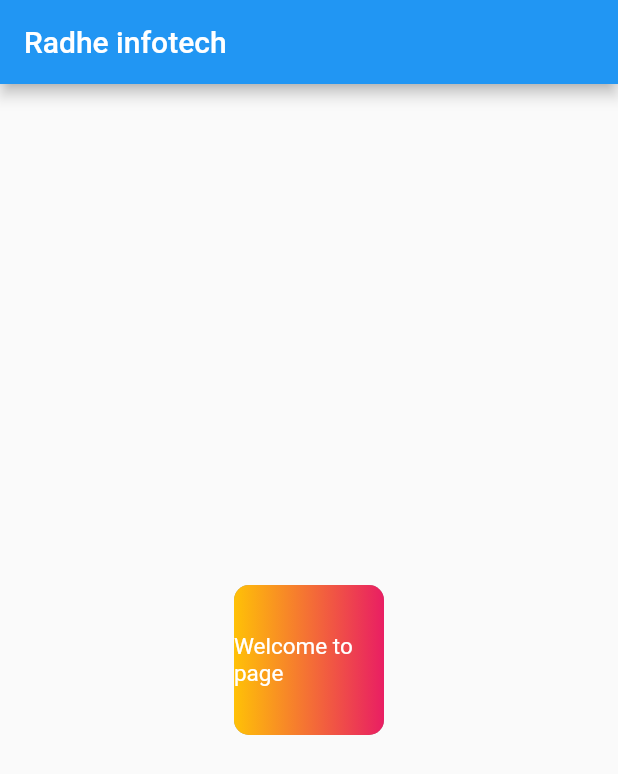
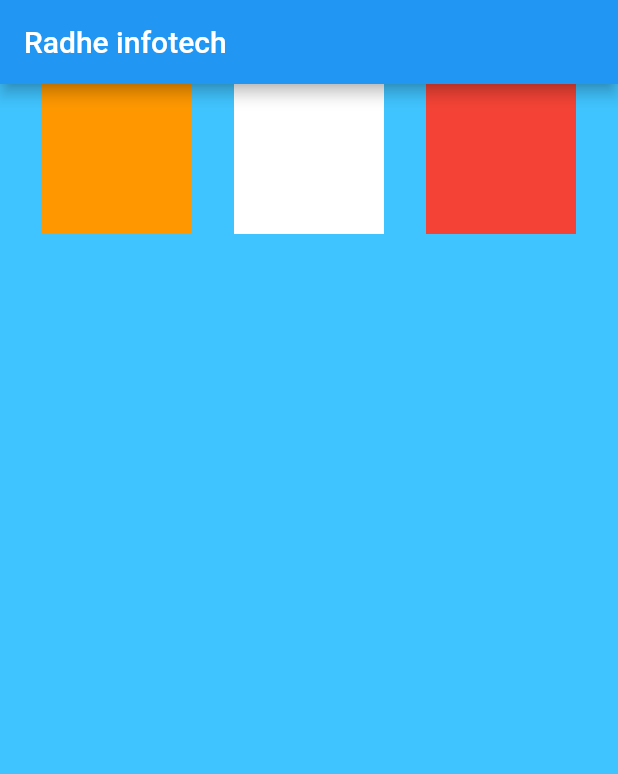
Before and after one commit to nikhil0667/flutter_application_1, a Flutter app: the screen it shows after launch, on a phone screen of 412 x 824 dp. Shown: the top 774 px of the screen. Run offline on Flutter 3.47's test engine with Material 2 defaults, Android fonts, the phone set to English and light mode, and no system bars.

Commit message:
Ch-2 Complete

```diff
--- a/lib/main.dart
+++ b/lib/main.dart
@@ -1,3 +1,4 @@
+import 'package:flutter/gestures.dart';
 import 'package:flutter/material.dart';
 
 void main(List<String> args) {
@@ -16,31 +17,32 @@ class Homepage extends StatelessWidget {
       appBar: AppBar(
         title: const Text("Radhe infotech"),
       ),
+      backgroundColor: Colors.lightBlueAccent,
       // ignore: avoid_unnecessary_containers
-      body: Center(
-        child: Container(
-          alignment: Alignment.center,
-          // color: const Color.fromARGB(255, 16, 129, 182),
-          height: 100,
-          width: 100,
-          decoration: BoxDecoration(
-              borderRadius: BorderRadius.circular(10),
-              boxShadow: [
-                BoxShadow(
-                  color: Colors.black38,
-                )
-              ],
-              gradient: LinearGradient(colors: [Colors.amber, Colors.pink])),
-          child:const Text(
-            "Welcome to page",
-
-            style: TextStyle(
+      body: Row(
+          mainAxisAlignment: MainAxisAlignment.spaceEvenly,
+          crossAxisAlignment: CrossAxisAlignment.center,
+          children:<Widget> [
+            Container(
+              padding: const EdgeInsets.all(10),
+              width: 100,
+              height: 100,
+              color: Colors.orange,
+            ),
+            Container(
+              padding: const EdgeInsets.all(10),
+              width: 100,
+              height: 100,
               color: Colors.white,
-              fontSize: 15,
             ),
-          ),
+            Container(
+              padding: const EdgeInsets.all(10),
+              width: 100,
+              height: 100,
+              color: Colors.red,
+            ),
+          ],
         ),
-      ),
-    );
+      );
   }
 }
```
